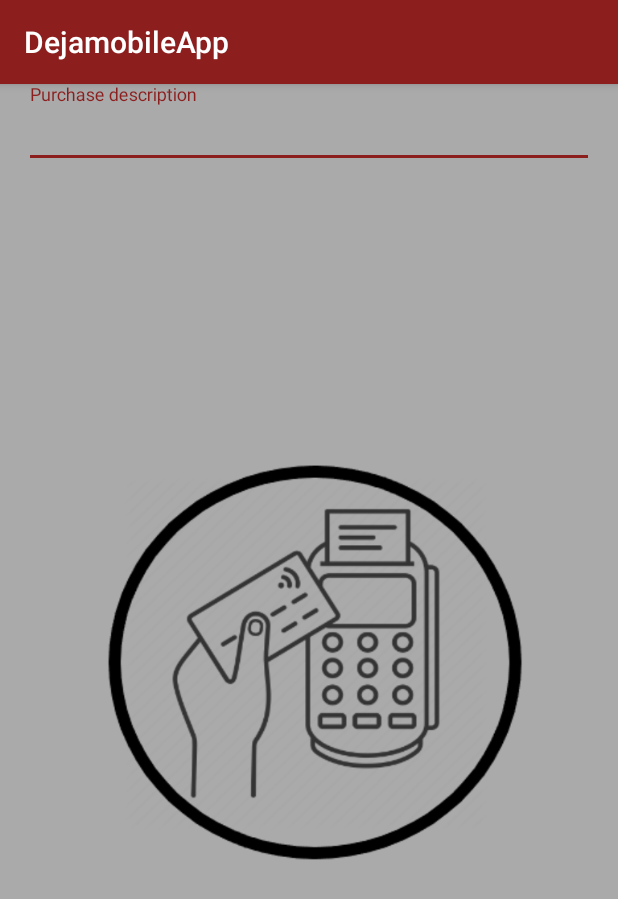
After one commit to simonarnaud/DejamobileApp, an Android app: the MakePurchaseActivity screen opened directly, with no data from a screen before it, on a phone screen of 412 x 824 dp. The commit adds this screen. Shown: the top 899 px of the screen. Run offline under Robolectric (Android 15) with nearby library versions, the phone set to English and light mode, and no system bars.

Commit message:
MakePurchase activity

```diff
--- a/app/src/main/AndroidManifest.xml
+++ b/app/src/main/AndroidManifest.xml
@@ -9,9 +9,10 @@
         android:roundIcon="@mipmap/ic_launcher_round"
         android:supportsRtl="true"
         android:theme="@style/AppTheme">
-        <activity android:name=".activity.SignUpActivity"></activity>
+        <activity android:name=".activity.SignUpActivity"/>
         <activity android:name=".activity.PrincipalActivity"/>
         <activity android:name=".activity.NewCardActivity" />
+        <activity android:name=".activity.MakePurchaseActivity"/>
         <activity
             android:name=".activity.LoginActivity"
             android:screenOrientation="portrait">
--- /dev/null
+++ b/app/src/main/java/com/example/dejamobileapp/activity/MakePurchaseActivity.java
@@ -0,0 +1,71 @@
+package com.example.dejamobileapp.activity;
+
+import android.app.AlertDialog;
+import android.app.ProgressDialog;
+import android.content.Intent;
+import android.os.Bundle;
+import android.os.Handler;
+import android.widget.EditText;
+import android.widget.ImageView;
+
+import com.example.dejamobileapp.R;
+import com.example.dejamobileapp.model.Card;
+import com.example.dejamobileapp.model.Purchase;
+import com.example.dejamobileapp.viewmodel.PurchaseViewModel;
+
+import java.util.Date;
+
+import androidx.appcompat.app.AppCompatActivity;
+import androidx.lifecycle.ViewModelProviders;
+
+public class MakePurchaseActivity extends AppCompatActivity {
+
+    private Card card;
+
+    private EditText purchaseDescription;
+    private ImageView nfcPurchase;
+
+    @Override
+    protected void onCreate(Bundle savedInstanceState) {
+        super.onCreate(savedInstanceState);
+        setContentView(R.layout.activity_make_purchase);
+
+        card = (Card)getIntent().getSerializableExtra(PrincipalActivity.CARD_SEND_CODE);
+
+        purchaseDescription = findViewById(R.id.purchase_description);
+        nfcPurchase = findViewById(R.id.nfc_button);
+
+        realysePurchase();
+    }
+
+    private void realysePurchase() {
+
+        //request the plateform with nfc for make purchase
+        //then ask to the bank if the payment can be valdiate
+        //get back the amount and the destination of the payment (i suppose date is the date at the moment)
+
+        nfcPurchase.setOnClickListener(view -> {
+            Purchase purchase = generatePurchase();
+            PurchaseViewModel purchaseViewModel = ViewModelProviders.of(this).get(PurchaseViewModel.class);
+            purchaseViewModel.insert(purchase);
+
+            simulatePaymentValidation();
+        });
+    }
+
+    private Purchase generatePurchase() {
+        return new Purchase(0, card.getCardId(), 30, purchaseDescription.getText().toString(), "Caen baker", new Date(), false);
+    }
+
+    private void simulatePaymentValidation() {
+        AlertDialog dialog = new AlertDialog.Builder(this).setCancelable(false).setView(R.layout.layout_loading_dialog).create();
+        dialog.show();
+
+        Handler handler = new Handler();
+        handler.postDelayed(() -> {
+            dialog.dismiss();
+            setResult(RESULT_OK, new Intent());
+            finish();
+        }, 2000);
+    }
+}
--- a/app/src/main/java/com/example/dejamobileapp/adapter/CardListAdapter.java
+++ b/app/src/main/java/com/example/dejamobileapp/adapter/CardListAdapter.java
@@ -92,9 +92,12 @@ public class CardListAdapter extends RecyclerView.Adapter<CardListAdapter.CardVi
 
     private void popupMenuGenerate(@NotNull LinearLayout linear, Card currentCard) {
         PopupMenu menu = new PopupMenu(inflater.getContext(), linear);
-        menu.inflate(R.menu.menu_remove_card);
+        menu.inflate(R.menu.menu_card);
         menu.setOnMenuItemClickListener(menuItem -> {
             switch (menuItem.getItemId()) {
+                case R.id.make_purchase:
+                    listener.makePurchase(currentCard);
+                    return true;
                 case R.id.remove_card_item_menu:
                     listener.removeCard(currentCard);
                     return true;
--- a/app/src/main/java/com/example/dejamobileapp/utils/RemoveCardListener.java
+++ b/app/src/main/java/com/example/dejamobileapp/utils/RemoveCardListener.java
@@ -3,6 +3,7 @@ package com.example.dejamobileapp.utils;
 import com.example.dejamobileapp.model.Card;
 
 public interface RemoveCardListener {
+    void makePurchase(Card card);
     void removeCard(Card card);
     void removeAllCards();
 }
--- /dev/null
+++ b/app/src/main/res/layout/activity_make_purchase.xml
@@ -0,0 +1,39 @@
+<?xml version="1.0" encoding="utf-8"?>
+<androidx.constraintlayout.widget.ConstraintLayout xmlns:android="http://schemas.android.com/apk/res/android"
+    xmlns:app="http://schemas.android.com/apk/res-auto"
+    android:orientation="vertical"
+    android:layout_width="match_parent"
+    android:layout_height="match_parent"
+    android:background="@android:color/darker_gray">
+
+    <ImageView
+        android:layout_width="wrap_content"
+        android:layout_height="wrap_content"
+        android:id="@+id/nfc_button"
+        app:layout_constraintTop_toTopOf="parent"
+        app:layout_constraintEnd_toEndOf="parent"
+        app:layout_constraintBottom_toBottomOf="parent"
+        app:layout_constraintStart_toStartOf="parent"
+        android:src="@drawable/ic_purchase"/>
+
+    <com.google.android.material.textfield.TextInputLayout
+        android:layout_width="match_parent"
+        android:layout_height="wrap_content"
+        app:layout_constraintTop_toTopOf="parent"
+        android:textColorHint="@color/button_color">
+
+        <EditText
+            android:layout_width="match_parent"
+            android:layout_height="wrap_content"
+            android:hint="@string/purchase_description"
+            android:textColor="@color/blackTextColor"
+            android:maxLength="15"
+            android:inputType="text"
+            android:layout_marginEnd="16dp"
+            android:layout_marginStart="16dp"
+            android:layout_marginTop="16dp"
+            android:id="@+id/purchase_description"/>
+
+    </com.google.android.material.textfield.TextInputLayout>
+
+</androidx.constraintlayout.widget.ConstraintLayout>
--- a/app/src/main/res/menu/menu_remove_card.xml
+++ b/app/src/main/res/menu/menu_card.xml
@@ -2,6 +2,9 @@
 <menu
     xmlns:android="http://schemas.android.com/apk/res/android">
 
+    <item
+        android:id="@+id/make_purchase"
+        android:title="@string/make_purchase"/>
     <item
         android:id="@+id/remove_card_item_menu"
         android:title="@string/remove_card"
--- a/app/src/main/res/values/strings.xml
+++ b/app/src/main/res/values/strings.xml
@@ -26,4 +26,8 @@
     <string name="delete_account_confirmation">Are you sure to delete your account ?</string>
     <string name="yes">Yes</string>
     <string name="no">No</string>
+    <string name="make_purchase">Make a purchase</string>
+    <string name="purchase_description">Purchase description</string>
+    <string name="purchase_validation">Waiting for transaction validation…</string>
+    <string name="purchase_success">The purchase has been successfully completed</string>
 </resources>
```
Also changed, not shown: app/src/main/java/com/example/dejamobileapp/activity/NewCardActivity.java (+3 -6 lines), app/src/main/java/com/example/dejamobileapp/activity/PrincipalActivity.java (+8 -1 lines), app/src/main/java/com/example/dejamobileapp/fragment/CardListFragment.java (+14 -7 lines), app/src/main/res/layout/layout_loading_dialog.xml (added, +18 -0 lines), app/src/main/res/drawable/ic_purchase.png (added), app/src/main/res/drawable/ic_stats.png (added).
